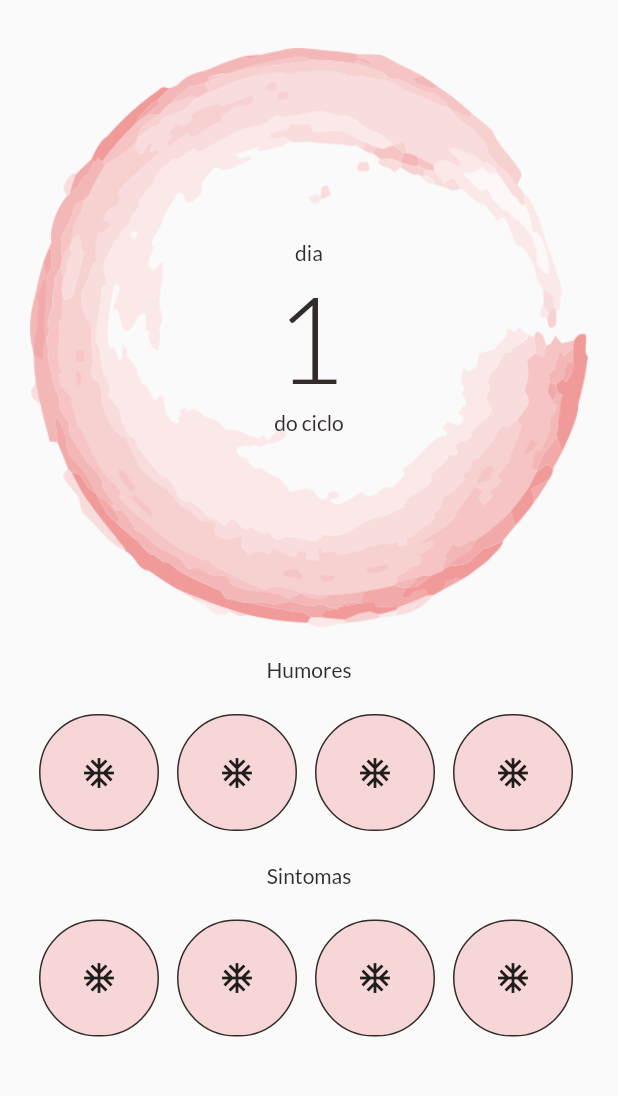
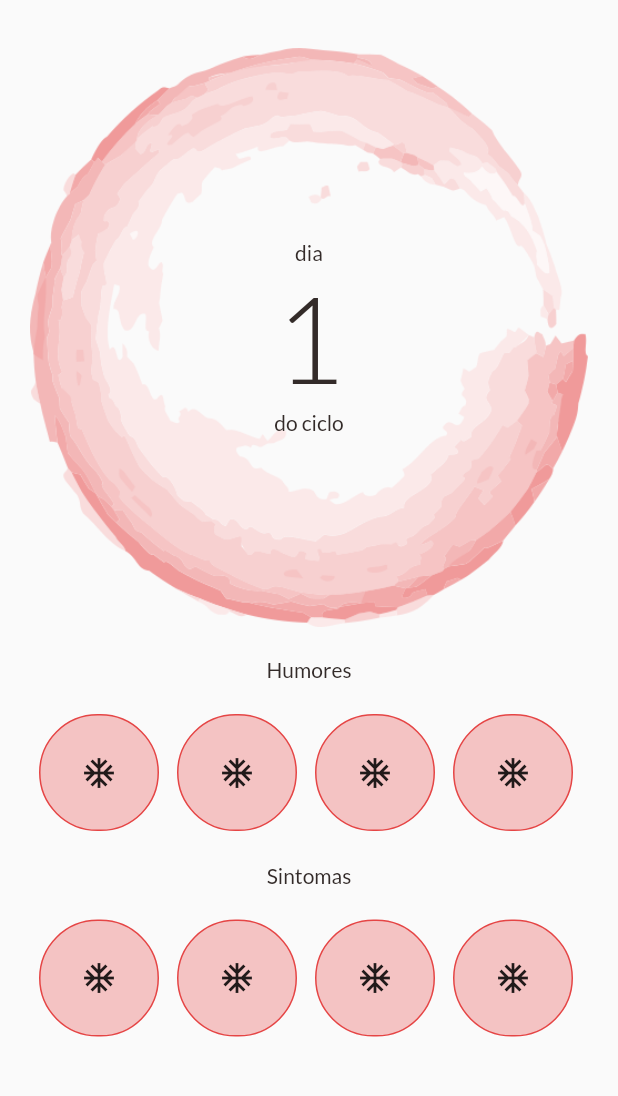
Before and after one commit to MyllaGraciani/app-aima, a Flutter app: the HomePage screen opened directly, on a phone screen of 412 x 824 dp, the part 72-1168 px from its top. Run offline on Flutter 3.47's test engine with Material 2 defaults, Android fonts, the phone set to English and light mode, and no system bars; our stand-ins replace firebase_core, table_calendar; accounts and stored records are empty.

Commit message:
alterado cor dos itens de humor/sintomas

```diff
--- a/lib/ui/shared/widgets/item.card.widget.dart
+++ b/lib/ui/shared/widgets/item.card.widget.dart
@@ -10,10 +10,10 @@ class ItemCardWidget extends StatelessWidget {
       decoration: BoxDecoration(
         border: Border.fromBorderSide(
           BorderSide(
-            color: Theme.of(context).primaryColor,
+            color: Theme.of(context).accentColor,
           ),
         ),
-        color: Theme.of(context).accentColor.withOpacity(0.2),
+        color: Theme.of(context).accentColor.withOpacity(0.3),
         borderRadius: BorderRadius.circular(50),
       ),
       child: Center(child: Icon(Icons.ac_unit)),
```
